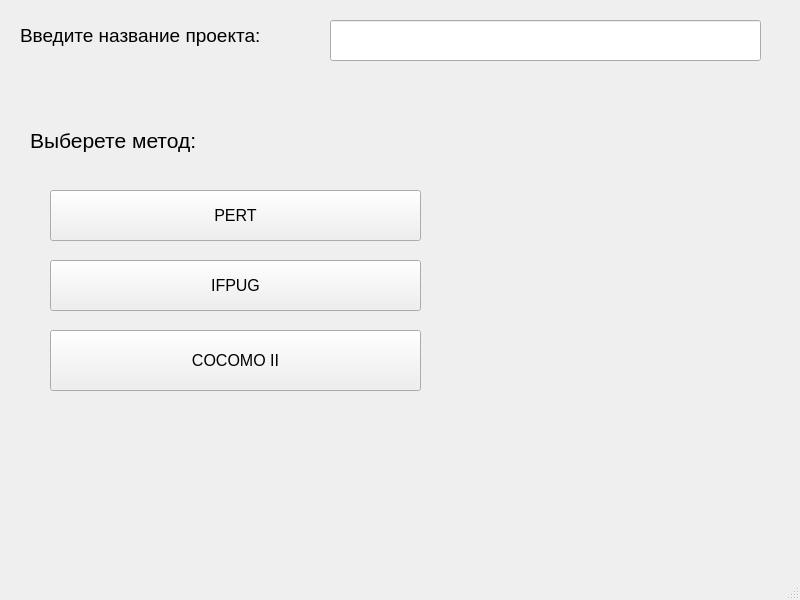
This is main.ui in GandraNNA/software-cost-estimation as Qt 5 draws it before an edit. The edited form follows.
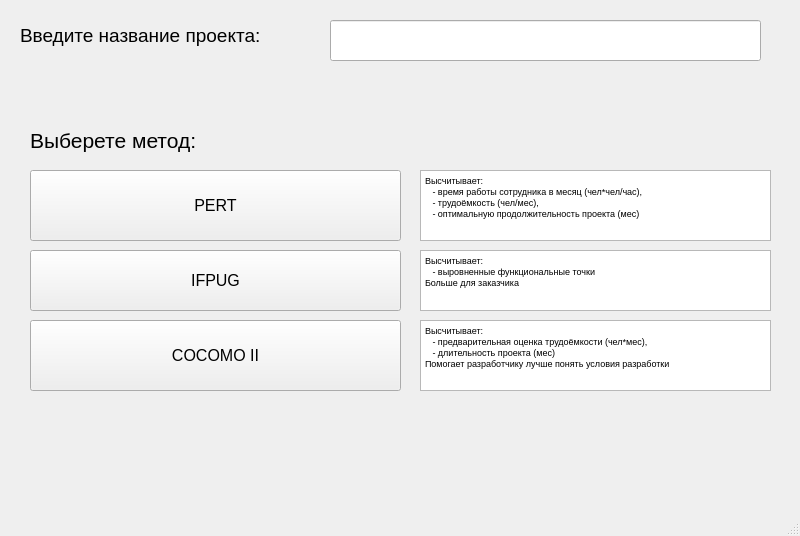
This is the edited form.

Diff of the .ui file:
```diff
--- a/main.ui
+++ b/main.ui
@@ -7,7 +7,7 @@
     <x>0</x>
     <y>0</y>
     <width>800</width>
-    <height>600</height>
+    <height>536</height>
    </rect>
   </property>
   <property name="font">
@@ -22,10 +22,10 @@
    <widget class="QPushButton" name="PERT_button">
     <property name="geometry">
      <rect>
-      <x>50</x>
-      <y>190</y>
+      <x>30</x>
+      <y>170</y>
       <width>371</width>
-      <height>51</height>
+      <height>71</height>
      </rect>
     </property>
     <property name="text">
@@ -35,10 +35,10 @@
    <widget class="QPushButton" name="IFPUG_button">
     <property name="geometry">
      <rect>
-      <x>50</x>
-      <y>260</y>
+      <x>30</x>
+      <y>250</y>
       <width>371</width>
-      <height>51</height>
+      <height>61</height>
      </rect>
     </property>
     <property name="text">
@@ -48,10 +48,10 @@
    <widget class="QPushButton" name="COCOMO_button">
     <property name="geometry">
      <rect>
-      <x>50</x>
-      <y>330</y>
+      <x>30</x>
+      <y>320</y>
       <width>371</width>
-      <height>61</height>
+      <height>71</height>
      </rect>
     </property>
     <property name="text">
@@ -104,6 +104,80 @@
      </rect>
     </property>
    </widget>
+   <widget class="QTextBrowser" name="textBrowser">
+    <property name="geometry">
+     <rect>
+      <x>420</x>
+      <y>170</y>
+      <width>351</width>
+      <height>71</height>
+     </rect>
+    </property>
+    <property name="font">
+     <font>
+      <pointsize>8</pointsize>
+     </font>
+    </property>
+    <property name="html">
+     <string>&lt;!DOCTYPE HTML PUBLIC &quot;-//W3C//DTD HTML 4.0//EN&quot; &quot;http://www.w3.org/TR/REC-html40/strict.dtd&quot;&gt;
+&lt;html&gt;&lt;head&gt;&lt;meta name=&quot;qrichtext&quot; content=&quot;1&quot; /&gt;&lt;style type=&quot;text/css&quot;&gt;
+p, li { white-space: pre-wrap; }
+&lt;/style&gt;&lt;/head&gt;&lt;body style=&quot; font-family:'MS Shell Dlg 2'; font-size:8pt; font-weight:400; font-style:normal;&quot;&gt;
+&lt;p style=&quot; margin-top:0px; margin-bottom:0px; margin-left:0px; margin-right:0px; -qt-block-indent:0; text-indent:0px;&quot;&gt;&lt;span style=&quot; font-size:7pt;&quot;&gt;Высчитывает: &lt;/span&gt;&lt;/p&gt;
+&lt;p style=&quot; margin-top:0px; margin-bottom:0px; margin-left:0px; margin-right:0px; -qt-block-indent:0; text-indent:0px;&quot;&gt;&lt;span style=&quot; font-size:7pt;&quot;&gt;   - время работы сотрудника в месяц (чел*чел/час),&lt;/span&gt;&lt;/p&gt;
+&lt;p style=&quot; margin-top:0px; margin-bottom:0px; margin-left:0px; margin-right:0px; -qt-block-indent:0; text-indent:0px;&quot;&gt;&lt;span style=&quot; font-size:7pt;&quot;&gt;   - трудоёмкость (чел/мес),&lt;/span&gt;&lt;/p&gt;
+&lt;p style=&quot; margin-top:0px; margin-bottom:0px; margin-left:0px; margin-right:0px; -qt-block-indent:0; text-indent:0px;&quot;&gt;&lt;span style=&quot; font-size:7pt;&quot;&gt;   - оптимальную продолжительность проекта (мес)&lt;/span&gt;&lt;/p&gt;&lt;/body&gt;&lt;/html&gt;</string>
+    </property>
+   </widget>
+   <widget class="QTextBrowser" name="textBrowser_2">
+    <property name="geometry">
+     <rect>
+      <x>420</x>
+      <y>250</y>
+      <width>351</width>
+      <height>61</height>
+     </rect>
+    </property>
+    <property name="font">
+     <font>
+      <pointsize>8</pointsize>
+     </font>
+    </property>
+    <property name="html">
+     <string>&lt;!DOCTYPE HTML PUBLIC &quot;-//W3C//DTD HTML 4.0//EN&quot; &quot;http://www.w3.org/TR/REC-html40/strict.dtd&quot;&gt;
+&lt;html&gt;&lt;head&gt;&lt;meta name=&quot;qrichtext&quot; content=&quot;1&quot; /&gt;&lt;style type=&quot;text/css&quot;&gt;
+p, li { white-space: pre-wrap; }
+&lt;/style&gt;&lt;/head&gt;&lt;body style=&quot; font-family:'MS Shell Dlg 2'; font-size:8pt; font-weight:400; font-style:normal;&quot;&gt;
+&lt;p style=&quot; margin-top:0px; margin-bottom:0px; margin-left:0px; margin-right:0px; -qt-block-indent:0; text-indent:0px;&quot;&gt;&lt;span style=&quot; font-size:7pt;&quot;&gt;Высчитывает: &lt;/span&gt;&lt;/p&gt;
+&lt;p style=&quot; margin-top:0px; margin-bottom:0px; margin-left:0px; margin-right:0px; -qt-block-indent:0; text-indent:0px;&quot;&gt;&lt;span style=&quot; font-size:7pt;&quot;&gt;   - выровненные функциональные точки&lt;/span&gt;&lt;/p&gt;
+&lt;p style=&quot; margin-top:0px; margin-bottom:0px; margin-left:0px; margin-right:0px; -qt-block-indent:0; text-indent:0px;&quot;&gt;&lt;span style=&quot; font-size:7pt;&quot;&gt;Больше для заказчика&lt;/span&gt;&lt;/p&gt;&lt;/body&gt;&lt;/html&gt;</string>
+    </property>
+   </widget>
+   <widget class="QTextBrowser" name="textBrowser_3">
+    <property name="geometry">
+     <rect>
+      <x>420</x>
+      <y>320</y>
+      <width>351</width>
+      <height>71</height>
+     </rect>
+    </property>
+    <property name="font">
+     <font>
+      <pointsize>8</pointsize>
+     </font>
+    </property>
+    <property name="html">
+     <string>&lt;!DOCTYPE HTML PUBLIC &quot;-//W3C//DTD HTML 4.0//EN&quot; &quot;http://www.w3.org/TR/REC-html40/strict.dtd&quot;&gt;
+&lt;html&gt;&lt;head&gt;&lt;meta name=&quot;qrichtext&quot; content=&quot;1&quot; /&gt;&lt;style type=&quot;text/css&quot;&gt;
+p, li { white-space: pre-wrap; }
+&lt;/style&gt;&lt;/head&gt;&lt;body style=&quot; font-family:'MS Shell Dlg 2'; font-size:8pt; font-weight:400; font-style:normal;&quot;&gt;
+&lt;p style=&quot; margin-top:0px; margin-bottom:0px; margin-left:0px; margin-right:0px; -qt-block-indent:0; text-indent:0px;&quot;&gt;&lt;span style=&quot; font-size:7pt;&quot;&gt;Высчитывает: &lt;/span&gt;&lt;/p&gt;
+&lt;p style=&quot; margin-top:0px; margin-bottom:0px; margin-left:0px; margin-right:0px; -qt-block-indent:0; text-indent:0px;&quot;&gt;&lt;span style=&quot; font-size:7pt;&quot;&gt;   - предварительная оценка трудоёмкости (чел*мес),&lt;/span&gt;&lt;/p&gt;
+&lt;p style=&quot; margin-top:0px; margin-bottom:0px; margin-left:0px; margin-right:0px; -qt-block-indent:0; text-indent:0px;&quot;&gt;&lt;span style=&quot; font-size:7pt;&quot;&gt;   - длительность проекта (мес)&lt;/span&gt;&lt;/p&gt;
+&lt;p style=&quot; margin-top:0px; margin-bottom:0px; margin-left:0px; margin-right:0px; -qt-block-indent:0; text-indent:0px;&quot;&gt;&lt;span style=&quot; font-size:7pt;&quot;&gt;Помогает разработчику лучше понять условия разработки&lt;/span&gt;&lt;/p&gt;&lt;/body&gt;&lt;/html&gt;</string>
+    </property>
+   </widget>
   </widget>
   <widget class="QMenuBar" name="menubar">
    <property name="geometry">
```
